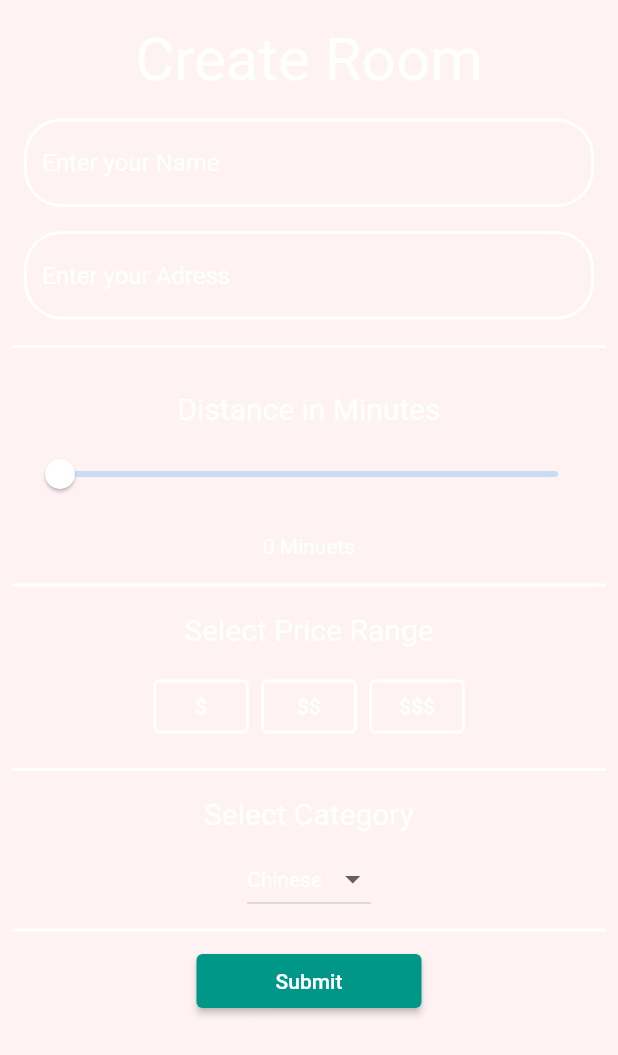
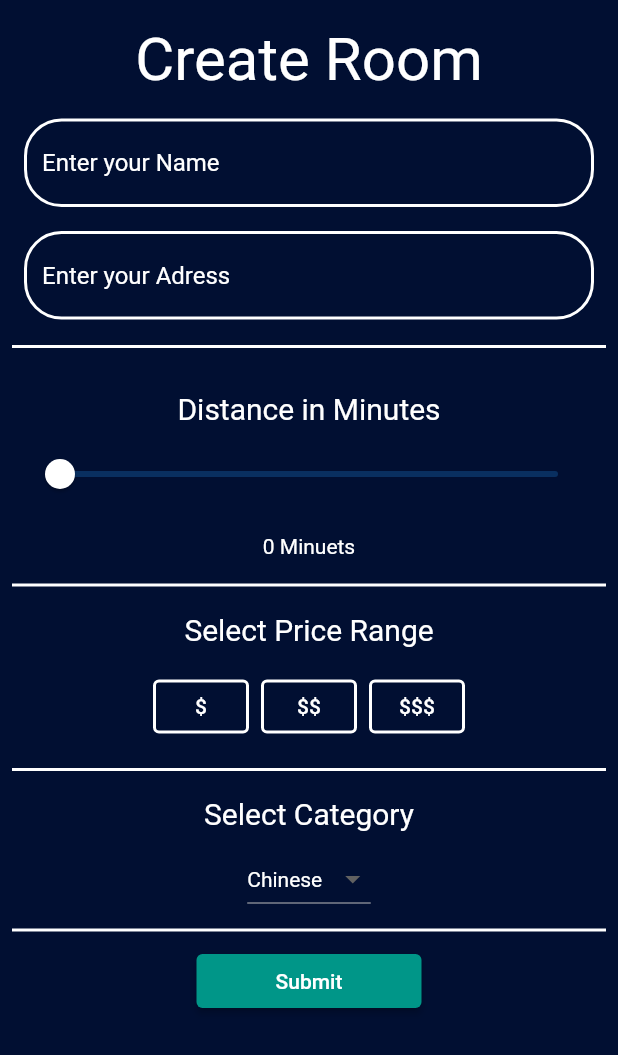
Before and after one commit to gasigala/SPS-Team-17, a Flutter app: the screen it shows after launch, after a tap on the "person" icon, on a phone screen of 412 x 824 dp. Shown: the top 1055 px of the screen. Run offline on Flutter 3.47's test engine with Material 2 defaults, Android fonts, the phone set to English and light mode, and no system bars.

Commit message:
fix color

```diff
--- a/lib/create-room.dart
+++ b/lib/create-room.dart
@@ -9,7 +9,7 @@ class CreateRoom extends StatelessWidget {
   Widget build(BuildContext context) {
     return MaterialApp(
       home: Scaffold(
-        backgroundColor: Color(0xff01F32),
+        backgroundColor: Color(0xff010F32),
         body: SafeArea(
           child: Center(
             child: Padding(
--- a/lib/create-solo-session.dart
+++ b/lib/create-solo-session.dart
@@ -9,7 +9,7 @@ class CreateSoloSession extends StatelessWidget {
   Widget build(BuildContext context) {
     return MaterialApp(
       home: Scaffold(
-        backgroundColor: Color(0xff010F32),
+        backgroundColor: Color(0xff010F32) ,
         body: SafeArea(
           child: Center(
             child: Padding(
```
